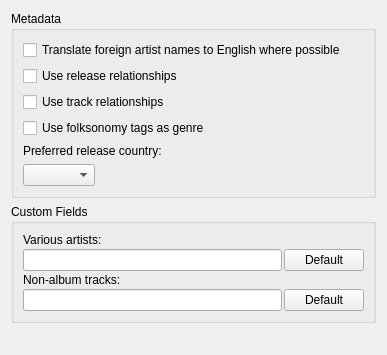
metabrainz/picard, file ui/options_metadata.ui: the form before one commit.
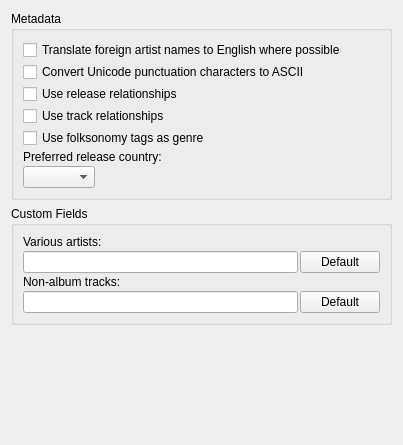
The form after the commit.

Commit message: Add an option to replace Unicode punctuation

Diff of the .ui file:
```diff
--- a/ui/options_metadata.ui
+++ b/ui/options_metadata.ui
@@ -1,60 +1,70 @@
 <ui version="4.0" >
  <class>MetadataOptionsPage</class>
- <widget class="QWidget" name="MetadataOptionsPage" >
-  <property name="geometry" >
+ <widget class="QWidget" name="MetadataOptionsPage">
+  <property name="geometry">
    <rect>
     <x>0</x>
     <y>0</y>
-    <width>387</width>
-    <height>355</height>
+    <width>403</width>
+    <height>445</height>
    </rect>
   </property>
-  <layout class="QVBoxLayout" >
+  <layout class="QVBoxLayout" name="verticalLayout">
    <item>
-    <widget class="QGroupBox" name="rename_files" >
-     <property name="title" >
+    <widget class="QGroupBox" name="rename_files">
+     <property name="title">
       <string>Metadata</string>
      </property>
-     <layout class="QGridLayout" >
-      <item row="0" column="0" colspan="2" >
-       <widget class="QCheckBox" name="translate_artist_names" >
-        <property name="text" >
+     <layout class="QGridLayout" name="gridLayout">
+      <property name="spacing">
+       <number>2</number>
+      </property>
+      <item row="0" column="0" colspan="2">
+       <widget class="QCheckBox" name="translate_artist_names">
+        <property name="text">
          <string>Translate foreign artist names to English where possible</string>
         </property>
        </widget>
       </item>
-      <item row="1" column="0" colspan="2" >
-       <widget class="QCheckBox" name="release_ars" >
-        <property name="text" >
+      <item row="1" column="0" colspan="2">
+       <widget class="QCheckBox" name="convert_punctuation">
+        <property name="text">
+         <string>Convert Unicode punctuation characters to ASCII</string>
+        </property>
+       </widget>
+      </item>
+      <item row="2" column="0" colspan="2">
+       <widget class="QCheckBox" name="release_ars">
+        <property name="text">
          <string>Use release relationships</string>
         </property>
        </widget>
       </item>
-      <item row="2" column="0" colspan="2" >
-       <widget class="QCheckBox" name="track_ars" >
-        <property name="text" >
+      <item row="3" column="0" colspan="2">
+       <widget class="QCheckBox" name="track_ars">
+        <property name="text">
          <string>Use track relationships</string>
         </property>
        </widget>
       </item>
-      <item row="3" column="0" colspan="2" >
-       <widget class="QCheckBox" name="folksonomy_tags" >
-        <property name="text" >
+      <item row="4" column="0" colspan="2">
+       <widget class="QCheckBox" name="folksonomy_tags">
+        <property name="text">
          <string>Use folksonomy tags as genre</string>
         </property>
        </widget>
       </item>
-      <item row="4" column="0" colspan="2" >
-       <widget class="QLabel" name="label" >
-        <property name="text" >
+      <item row="5" column="0" colspan="2">
+       <widget class="QLabel" name="label">
+        <property name="text">
          <string>Preferred release country:</string>
         </property>
        </widget>
       </item>
-      <item row="5" column="0" >
-       <widget class="QComboBox" name="preferred_release_country" />
+      <item row="6" column="0">
+       <widget class="QComboBox" name="preferred_release_country"/>
       </item>
-      <item row="5" column="1" >
+      <item row="6" column="1">
        <spacer>
         <property name="orientation" >
          <enum>Qt::Horizontal</enum>
@@ -71,32 +81,20 @@
     </widget>
    </item>
    <item>
-    <widget class="QGroupBox" name="rename_files_2" >
-     <property name="title" >
+    <widget class="QGroupBox" name="rename_files_2">
+     <property name="title">
       <string>Custom Fields</string>
      </property>
-     <layout class="QGridLayout" >
-      <property name="leftMargin" >
+     <layout class="QGridLayout">
+      <property name="margin">
        <number>9</number>
       </property>
-      <property name="topMargin" >
-       <number>9</number>
-      </property>
-      <property name="rightMargin" >
-       <number>9</number>
-      </property>
-      <property name="bottomMargin" >
-       <number>9</number>
-      </property>
-      <property name="horizontalSpacing" >
+      <property name="spacing">
        <number>2</number>
       </property>
-      <property name="verticalSpacing" >
-       <number>2</number>
-      </property>
-      <item row="0" column="0" colspan="2" >
-       <widget class="QLabel" name="label_3" >
-        <property name="text" >
+      <item row="0" column="0" colspan="2">
+       <widget class="QLabel" name="label_3">
+        <property name="text">
          <string>Various artists:</string>
         </property>
         <property name="buddy" >
@@ -104,9 +102,9 @@
         </property>
        </widget>
       </item>
-      <item row="2" column="0" colspan="2" >
-       <widget class="QLabel" name="label_4" >
-        <property name="text" >
+      <item row="2" column="0" colspan="2">
+       <widget class="QLabel" name="label_4">
+        <property name="text">
          <string>Non-album tracks:</string>
         </property>
         <property name="buddy" >
@@ -114,25 +112,25 @@
         </property>
        </widget>
       </item>
-      <item row="3" column="0" >
-       <widget class="QLineEdit" name="nat_name" />
+      <item row="3" column="0">
+       <widget class="QLineEdit" name="nat_name"/>
       </item>
-      <item row="3" column="1" >
-       <widget class="QPushButton" name="nat_name_default" >
-        <property name="text" >
+      <item row="3" column="1">
+       <widget class="QPushButton" name="nat_name_default">
+        <property name="text">
          <string>Default</string>
         </property>
        </widget>
       </item>
-      <item row="1" column="1" >
-       <widget class="QPushButton" name="va_name_default" >
-        <property name="text" >
+      <item row="1" column="1">
+       <widget class="QPushButton" name="va_name_default">
+        <property name="text">
          <string>Default</string>
         </property>
        </widget>
       </item>
-      <item row="1" column="0" >
-       <widget class="QLineEdit" name="va_name" />
+      <item row="1" column="0">
+       <widget class="QLineEdit" name="va_name"/>
       </item>
      </layout>
     </widget>
```
Left out of the diff: 15 changed lines with no effect on the pictures. The commit also changes 5 other files.
